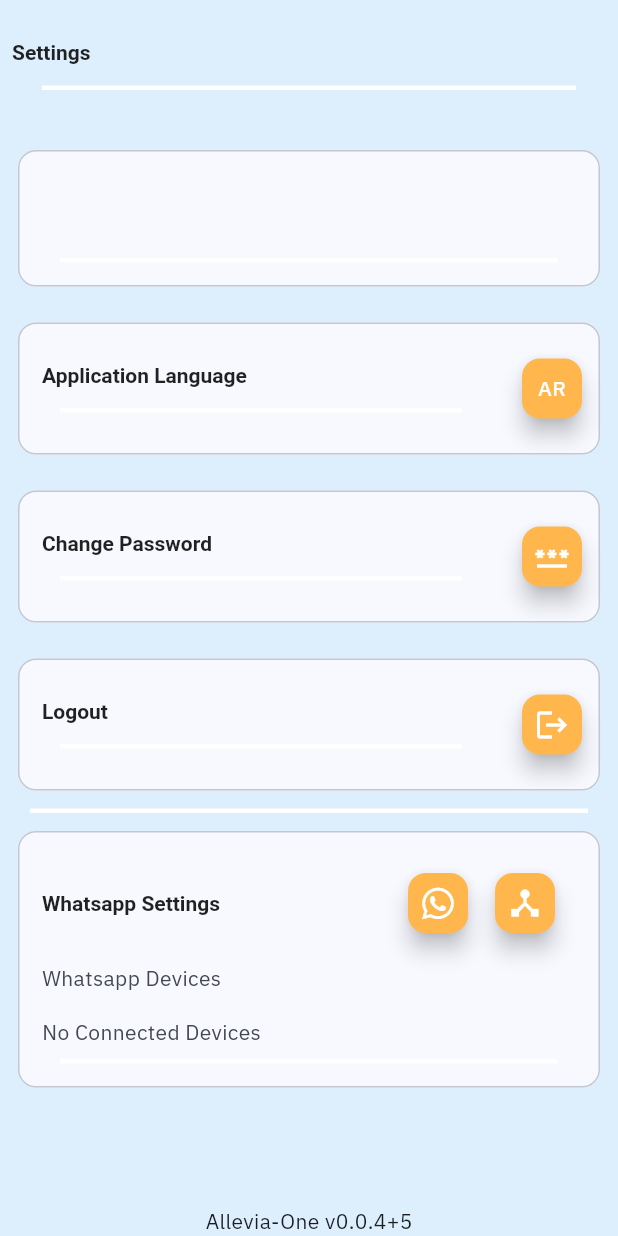
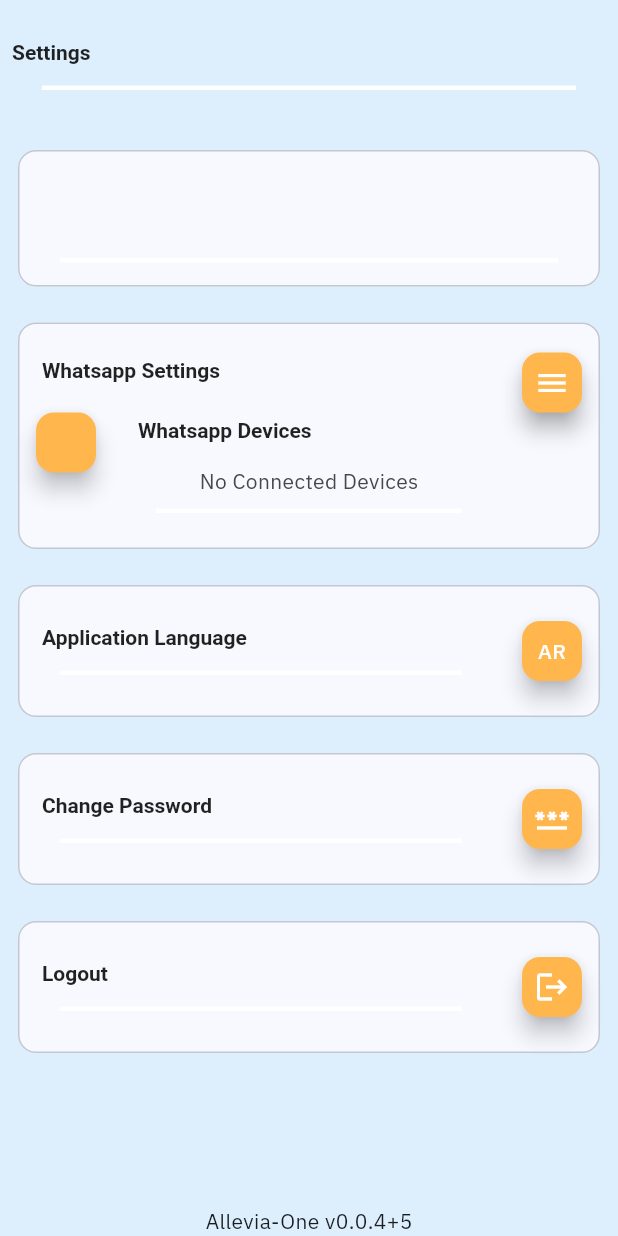
Before and after one commit to pheonixeye/allevia_one, a Flutter app: the SettingsPage screen opened directly, on a phone screen of 412 x 824 dp. Run offline on Flutter 3.47's test engine with Material 3 defaults, Android fonts, the light colour scheme and no system bars; our stand-ins replace animated_text_kit, cached_network_image, email_validator, equatable, file_picker, flutter_svg and 12 more; missing offline and left inert: dart:js_interop, excel, flutter_drawing_board, flutter_material_color_picker, mobile_scanner; accounts and stored records are empty; network calls fail; statements that could not run were skipped; project files that could hold a hidden picture were left out.

Commit message:
working on whatsapp api - ui & code improvements - to work on db storage of wa settings && conntected devices

```diff
--- a/lib/pages/loading_page/pages/lang_page/pages/shell_page/pages/app_page/pages/settings_page/settings_page.dart
+++ b/lib/pages/loading_page/pages/lang_page/pages/shell_page/pages/app_page/pages/settings_page/settings_page.dart
@@ -1,11 +1,10 @@
 import 'package:allevia_one/constants/app_business_constants.dart';
-import 'package:allevia_one/functions/shell_function.dart';
 import 'package:allevia_one/pages/loading_page/pages/lang_page/pages/shell_page/pages/app_page/pages/settings_page/widgets/change_log_dialog.dart';
 import 'package:allevia_one/pages/loading_page/pages/lang_page/pages/shell_page/pages/app_page/pages/settings_page/widgets/change_password_btn.dart';
-import 'package:allevia_one/pages/loading_page/pages/lang_page/pages/shell_page/pages/app_page/pages/settings_page/widgets/connect_wa_btn.dart';
+import 'package:allevia_one/pages/loading_page/pages/lang_page/pages/shell_page/pages/app_page/pages/settings_page/widgets/single_btn_tile.dart';
+import 'package:allevia_one/pages/loading_page/pages/lang_page/pages/shell_page/pages/app_page/pages/settings_page/widgets/whatsapp_tile/whatsapp_tile.dart';
 import 'package:allevia_one/providers/px_auth.dart';
 import 'package:allevia_one/providers/px_locale.dart';
-import 'package:allevia_one/providers/px_whatsapp.dart';
 import 'package:flutter/gestures.dart';
 import 'package:flutter/material.dart';
 import 'package:allevia_one/extensions/loc_ext.dart';
@@ -65,128 +64,18 @@ class SettingsPage extends StatelessWidget {
                     );
                   },
                 ),
-                Padding(
-                  padding: const EdgeInsets.all(8.0),
-                  child: Card.outlined(
-                    child: Padding(
-                      padding: const EdgeInsets.all(8.0),
-                      child: ListTile(
-                        title: Padding(
-                          padding: const EdgeInsets.all(8.0),
-                          child: Text(context.loc.appLanguage),
-                        ),
-                        trailing: const LanguageBtn(),
-                        subtitle: const Divider(),
-                      ),
-                    ),
-                  ),
+                const WhatsappTile(),
+                SingleBtnTile(
+                  title: context.loc.appLanguage,
+                  btn: const LanguageBtn(),
                 ),
-                Padding(
-                  padding: const EdgeInsets.all(8.0),
-                  child: Card.outlined(
-                    child: Padding(
-                      padding: const EdgeInsets.all(8.0),
-                      child: ListTile(
-                        title: Padding(
-                          padding: const EdgeInsets.all(8.0),
-                          child: Text(context.loc.changePassword),
-                        ),
-                        trailing: const ChangePasswordBtn(),
-                        subtitle: const Divider(),
-                      ),
-                    ),
-                  ),
+                SingleBtnTile(
+                  title: context.loc.changePassword,
+                  btn: const ChangePasswordBtn(),
                 ),
-                Padding(
-                  padding: const EdgeInsets.all(8.0),
-                  child: Card.outlined(
-                    child: Padding(
-                      padding: const EdgeInsets.all(8.0),
-                      child: ListTile(
-                        title: Padding(
-                          padding: const EdgeInsets.all(8.0),
-                          child: Text(context.loc.logout),
-                        ),
-                        trailing: const LogoutBtn(),
-                        subtitle: const Divider(),
-                      ),
-                    ),
-                  ),
-                ),
-                const Divider(),
-                Consumer<PxWhatsapp>(
-                  builder: (context, w, _) {
-                    return Padding(
-                      padding: const EdgeInsets.all(8.0),
-                      child: Card.outlined(
-                        child: Padding(
-                          padding: const EdgeInsets.all(8.0),
-                          child: ListTile(
-                            title: Padding(
-                              padding: const EdgeInsets.all(8.0),
-                              child: Row(
-                                children: [
-                                  Text(context.loc.whatsappSettings),
-                                  const Spacer(),
-                                  const ConnectWaBtn(),
-                                  const SizedBox(width: 10),
-                                  FloatingActionButton.small(
-                                    tooltip: context
-                                        .loc.showConnectedwhatsappDevices,
-                                    heroTag: UniqueKey(),
-                                    onPressed: () async {
-                                      await shellFunction(
-                                        context,
-                                        toExecute: () async {
-                                          await w.fetchConnectedDevices();
-                                        },
-                                      );
-                                    },
-                                    child: const Icon(Icons.device_hub),
-                                  ),
-                                  const SizedBox(width: 10),
-                                ],
-                              ),
-                            ),
-                            subtitle: Column(
-                              crossAxisAlignment: CrossAxisAlignment.start,
-                              children: [
-                                Padding(
-                                  padding: const EdgeInsets.all(8.0),
-                                  child: Text(context.loc.whatsappDevices),
-                                ),
-                                if (w.connectedDevices != null) ...[
-                                  ...w.connectedDevices!.map((e) {
-                                    return Column(
-                                      crossAxisAlignment:
-                                          CrossAxisAlignment.start,
-                                      children: [
-                                        ...e.entries.map((x) {
-                                          return Padding(
-                                            padding: const EdgeInsets.all(8.0),
-                                            child: ListTile(
-                                              title: Text('${x.key}'),
-                                              subtitle: Text('${x.value}'),
-                                            ),
-                                          );
-                                        }),
-                                      ],
-                                    );
-                                  })
-                                ],
-                                if (w.connectedDevices == null)
-                                  Padding(
-                                    padding: const EdgeInsets.all(8.0),
-                                    child: Text(context.loc.noConnectedDevices),
-                                  ),
-                                const Divider(),
-                              ],
-                            ),
-                          ),
-                        ),
-                      ),
-                    );
-                  },
+                SingleBtnTile(
+                  title: context.loc.logout,
+                  btn: const LogoutBtn(),
                 ),
               ],
             ),
--- a/lib/pages/loading_page/pages/lang_page/pages/shell_page/pages/app_page/pages/settings_page/widgets/connect_wa_btn.dart
+++ /dev/null
@@ -1,49 +0,0 @@
-import 'package:allevia_one/extensions/loc_ext.dart';
-import 'package:allevia_one/functions/shell_function.dart';
-import 'package:allevia_one/pages/loading_page/pages/lang_page/pages/shell_page/pages/app_page/pages/settings_page/widgets/whatsapp_qr_dialog.dart';
-import 'package:allevia_one/providers/px_whatsapp.dart';
-import 'package:allevia_one/widgets/snackbar_.dart';
-import 'package:flutter/material.dart';
-import 'package:font_awesome_flutter/font_awesome_flutter.dart';
-import 'package:provider/provider.dart';
-
-class ConnectWaBtn extends StatelessWidget {
-  const ConnectWaBtn({super.key});
-
-  @override
-  Widget build(BuildContext context) {
-    return Consumer<PxWhatsapp>(
-      builder: (context, w, _) {
-        return FloatingActionButton.small(
-          tooltip: context.loc.connectWhatsapp,
-          heroTag: UniqueKey(),
-          onPressed: () async {
-            await shellFunction(
-              context,
-              toExecute: () async {
-                await w.login();
-              },
-              duration: const Duration(milliseconds: 50),
-            );
-            if (w.qrLink == null && context.mounted) {
-              showIsnackbar(context.loc.error);
-              return;
-            }
-
-            if (context.mounted) {
-              await showDialog<void>(
-                context: context,
-                builder: (context) {
-                  return WhatsappQrDialog(
-                    qrLink: w.qrLink!,
-                  );
-                },
-              );
-            }
-          },
-          child: const Icon(FontAwesomeIcons.whatsapp),
-        );
-      },
-    );
-  }
-}
--- /dev/null
+++ b/lib/pages/loading_page/pages/lang_page/pages/shell_page/pages/app_page/pages/settings_page/widgets/single_btn_tile.dart
@@ -0,0 +1,31 @@
+import 'package:flutter/material.dart';
+
+class SingleBtnTile extends StatelessWidget {
+  const SingleBtnTile({
+    super.key,
+    required this.title,
+    required this.btn,
+  });
+  final String title;
+  final Widget btn;
+
+  @override
+  Widget build(BuildContext context) {
+    return Padding(
+      padding: const EdgeInsets.all(8.0),
+      child: Card.outlined(
+        child: Padding(
+          padding: const EdgeInsets.all(8.0),
+          child: ListTile(
+            title: Padding(
+              padding: const EdgeInsets.all(8.0),
+              child: Text(title),
+            ),
+            trailing: btn,
+            subtitle: const Divider(),
+          ),
+        ),
+      ),
+    );
+  }
+}
--- /dev/null
+++ b/lib/pages/loading_page/pages/lang_page/pages/shell_page/pages/app_page/pages/settings_page/widgets/whatsapp_tile/whatsapp_tile.dart
@@ -0,0 +1,150 @@
+import 'package:allevia_one/extensions/loc_ext.dart';
+import 'package:allevia_one/functions/shell_function.dart';
+import 'package:allevia_one/pages/loading_page/pages/lang_page/pages/shell_page/pages/app_page/pages/settings_page/widgets/whatsapp_tile/whatsapp_qr_dialog.dart';
+import 'package:allevia_one/providers/px_whatsapp.dart';
+import 'package:allevia_one/widgets/snackbar_.dart';
+import 'package:allevia_one/widgets/themed_popupmenu_btn.dart';
+import 'package:flutter/material.dart';
+import 'package:font_awesome_flutter/font_awesome_flutter.dart';
+import 'package:provider/provider.dart';
+
+class WhatsappTile extends StatelessWidget {
+  const WhatsappTile({super.key});
+
+  @override
+  Widget build(BuildContext context) {
+    return Consumer<PxWhatsapp>(
+      builder: (context, w, _) {
+        return Padding(
+          padding: const EdgeInsets.all(8.0),
+          child: Card.outlined(
+            child: Padding(
+              padding: const EdgeInsets.all(8.0),
+              child: ListTile(
+                title: Padding(
+                  padding: const EdgeInsets.all(8.0),
+                  child: Text(context.loc.whatsappSettings),
+                ),
+                isThreeLine: true,
+                trailing: ThemedPopupmenuBtn(
+                  tooltip: context.loc.settings,
+                  icon: const Icon(Icons.menu),
+                  itemBuilder: (context) {
+                    return [
+                      PopupMenuItem(
+                        child: Row(
+                          children: [
+                            const Icon(FontAwesomeIcons.whatsapp),
+                            SizedBox(width: 4),
+                            Text(context.loc.connectWhatsapp),
+                          ],
+                        ),
+                        onTap: () async {
+                          await shellFunction(
+                            context,
+                            toExecute: () async {
+                              await w.login();
+                            },
+                            duration: const Duration(milliseconds: 100),
+                          );
+                          if (w.qrLink == null && context.mounted) {
+                            showIsnackbar(context.loc.error);
+                            return;
+                          }
+
+                          if (context.mounted) {
+                            await showDialog<void>(
+                              context: context,
+                              builder: (context) {
+                                return WhatsappQrDialog(
+                                  qrLink: w.qrLink!,
+                                );
+                              },
+                            ).whenComplete(() async {
+                              await w.fetchConnectedDevices();
+                            });
+                          }
+                        },
+                      ),
+                      PopupMenuItem(
+                        child: Row(
+                          children: [
+                            const Icon(Icons.device_hub),
+                            SizedBox(width: 4),
+                            Text(context.loc.showConnectedwhatsappDevices),
+                          ],
+                        ),
+                        onTap: () async {
+                          await shellFunction(
+                            context,
+                            toExecute: () async {
+                              await w.fetchConnectedDevices();
+                            },
+                          );
+                        },
+                      ),
+                    ];
+                  },
+                ),
+                subtitle: Column(
+                  crossAxisAlignment: CrossAxisAlignment.start,
+                  children: [
+                    ListTile(
+                      leading: FloatingActionButton.small(
+                        onPressed: null,
+                        heroTag: UniqueKey(),
+                      ),
+                      titleAlignment: ListTileTitleAlignment.top,
+                      title: Padding(
+                        padding: const EdgeInsets.all(8.0),
+                        child: Text(context.loc.whatsappDevices),
+                      ),
+                      subtitle: Column(
+                        crossAxisAlignment: CrossAxisAlignment.start,
+                        children: [
+                          if (w.connectedDevices != null) ...[
+                            ...w.connectedDevices!.map((e) {
+                              return Card.outlined(
+                                elevation: 2,
+                                color: Colors.amber.shade50,
+                                child: Column(
+                                  crossAxisAlignment: CrossAxisAlignment.start,
+                                  children: [
+                                    ...e.entries.map((x) {
+                                      return Padding(
+                                        padding: const EdgeInsets.all(8.0),
+                                        child: ListTile(
+                                          title: Text('${x.key}'),
+                                          subtitle: Text('${x.value}'),
+                                        ),
+                                      );
+                                    }),
+                                  ],
+                                ),
+                              );
+                            })
+                          ],
+                          if (w.connectedDevices == null)
+                            Align(
+                              alignment: Alignment.center,
+                              child: Padding(
+                                padding: const EdgeInsets.all(8.0),
+                                child: Text(
+                                  context.loc.noConnectedDevices,
+                                ),
+                              ),
+                            ),
+                          const Divider(),
+                        ],
+                      ),
+                    ),
+                  ],
+                ),
+              ),
+            ),
+          ),
+        );
+      },
+    );
+  }
+}
```
Also changed, not shown: lib/core/api/wa_api.dart (+7 -1 lines), lib/pages/loading_page/pages/lang_page/pages/shell_page/pages/app_page/pages/settings_page/widgets/whatsapp_tile/whatsapp_qr_dialog.dart (renamed from lib/pages/loading_page/pages/lang_page/pages/shell_page/pages/app_page/pages/settings_page/widgets/whatsapp_qr_dialog.dart, +8 -2 lines).
